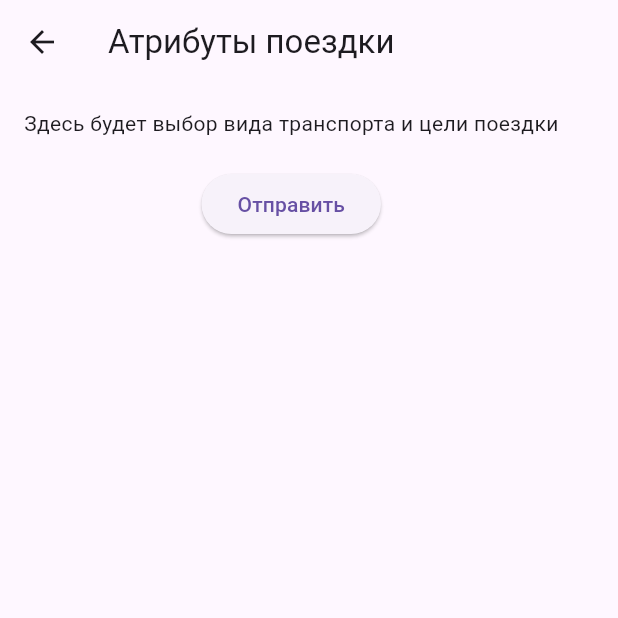
After one commit to JasonParzival/geo_tracker, a Flutter app: the AttributesScreen screen opened directly, on a phone screen of 412 x 824 dp, the top half of it. The commit adds this screen. Run offline on Flutter 3.47's test engine with Material 3 defaults, Android fonts, the phone set to English and light mode, and no system bars; our stand-ins replace hive_flutter; accounts and stored records are empty.

Commit message:
Реализовал таймер и окно атрибутов

```diff
--- /dev/null
+++ b/lib/attributes_screen.dart
@@ -0,0 +1,29 @@
+import 'package:flutter/material.dart';
+
+class AttributesScreen extends StatelessWidget {
+  const AttributesScreen({super.key});
+
+  @override
+  Widget build(BuildContext context) {
+    return Scaffold(
+      appBar: AppBar(
+        title: const Text('Атрибуты поездки'),
+      ),
+      body: Padding(
+        padding: const EdgeInsets.all(16.0),
+        child: Column(
+          children: [
+            const Text('Здесь будет выбор вида транспорта и цели поездки'),
+            const SizedBox(height: 20),
+            ElevatedButton(
+              onPressed: () {
+                Navigator.pop(context);
+              },
+              child: const Text('Отправить'),
+            ),
+          ],
+        ),
+      ),
+    );
+  }
+}
```
Also changed, not shown: lib/main_screen.dart (+22 -1 lines).
